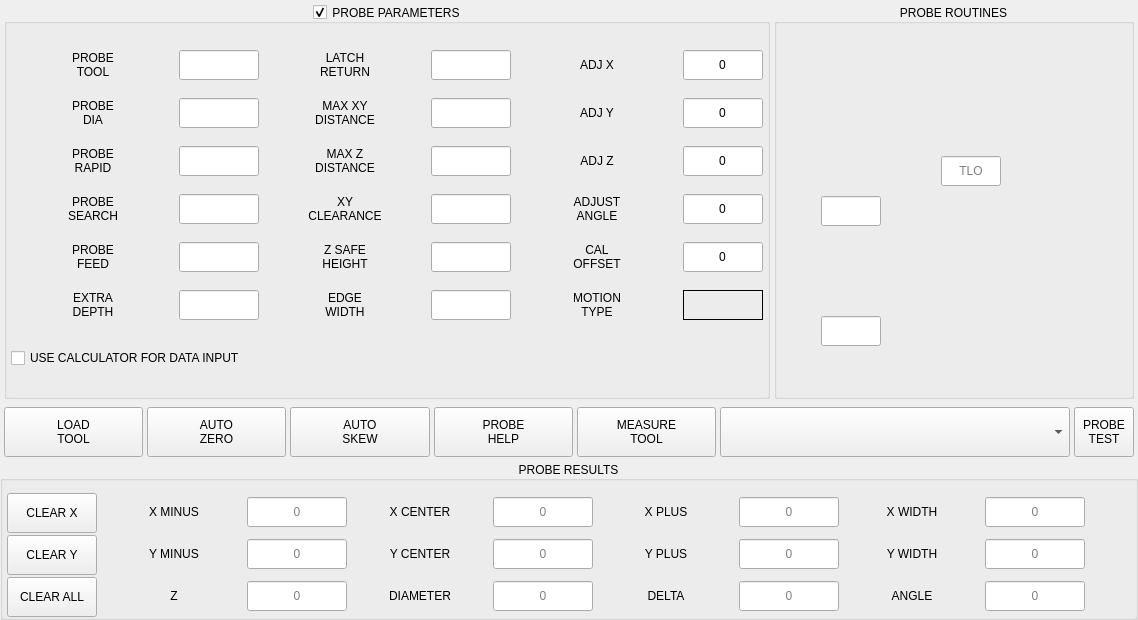
Above: lib/basic_probe.ui from persei802/QtDragon_hd before the change. Below: the same form after it.
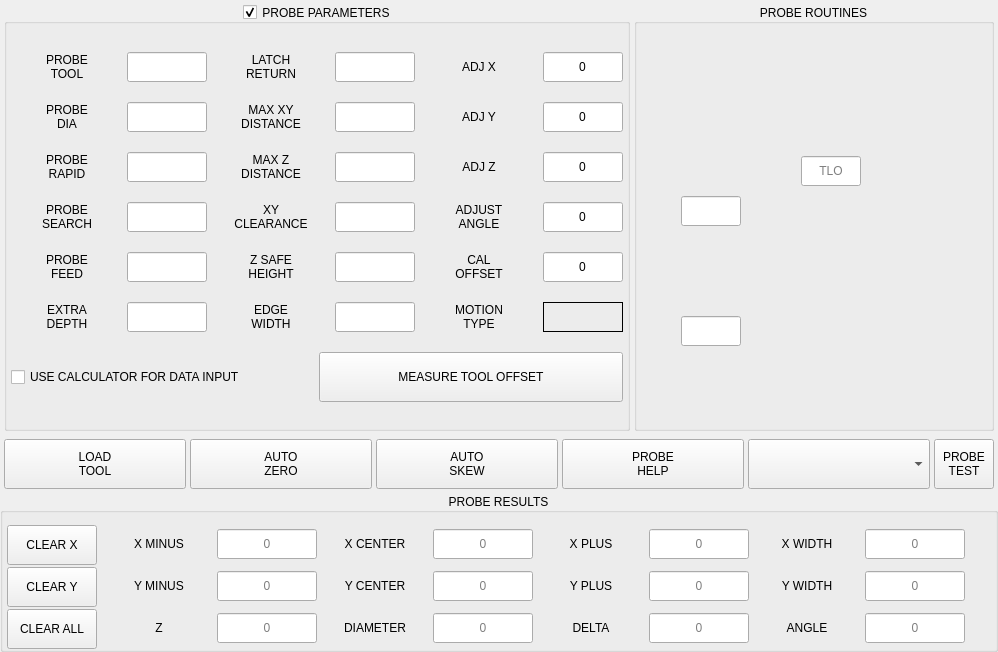
That is the form after the change. Icons and pictures are not drawn. Custom widgets are drawn as their Qt base class.

Commit message: added ability to select arbitrary tool as reference tool for measuring tool offsets

```diff
--- a/lib/basic_probe.ui
+++ b/lib/basic_probe.ui
@@ -6,8 +6,8 @@
    <rect>
     <x>0</x>
     <y>0</y>
-    <width>1138</width>
-    <height>620</height>
+    <width>998</width>
+    <height>652</height>
    </rect>
   </property>
   <property name="sizePolicy">
@@ -1184,6 +1184,8 @@
          </layout>
         </item>
         <item>
+         <layout class="QHBoxLayout" name="horizontalLayout_13">
+          <item>
          <widget class="QCheckBox" name="chk_use_calculator">
           <property name="sizePolicy">
            <sizepolicy hsizetype="Preferred" vsizetype="Preferred">
@@ -1208,6 +1210,36 @@
           </property>
          </widget>
         </item>
+          <item>
+           <widget class="QPushButton" name="btn_measure_tool">
+            <property name="sizePolicy">
+             <sizepolicy hsizetype="Preferred" vsizetype="Preferred">
+              <horstretch>0</horstretch>
+              <verstretch>0</verstretch>
+             </sizepolicy>
+            </property>
+            <property name="minimumSize">
+             <size>
+              <width>0</width>
+              <height>50</height>
+             </size>
+            </property>
+            <property name="maximumSize">
+             <size>
+              <width>16777215</width>
+              <height>50</height>
+             </size>
+            </property>
+            <property name="toolTip">
+             <string>Press to select tool to measure</string>
+            </property>
+            <property name="text">
+             <string>MEASURE TOOL OFFSET</string>
+            </property>
+           </widget>
+          </item>
+         </layout>
+        </item>
        </layout>
       </widget>
      </item>
@@ -4161,32 +4193,6 @@
        </property>
       </widget>
      </item>
-     <item>
-      <widget class="QPushButton" name="btn_measure_tool">
-       <property name="sizePolicy">
-        <sizepolicy hsizetype="Preferred" vsizetype="Preferred">
-         <horstretch>0</horstretch>
-         <verstretch>0</verstretch>
-        </sizepolicy>
-       </property>
-       <property name="minimumSize">
-        <size>
-         <width>120</width>
-         <height>50</height>
-        </size>
-       </property>
-       <property name="maximumSize">
-        <size>
-         <width>16777215</width>
-         <height>50</height>
-        </size>
-       </property>
-       <property name="text">
-        <string>MEASURE
-TOOL</string>
-       </property>
-      </widget>
-     </item>
      <item>
       <widget class="QComboBox" name="cmb_probe_select">
        <property name="sizePolicy">
@@ -4197,13 +4203,13 @@
        </property>
        <property name="minimumSize">
         <size>
-         <width>350</width>
+         <width>0</width>
          <height>50</height>
         </size>
        </property>
        <property name="maximumSize">
         <size>
-         <width>350</width>
+         <width>16777215</width>
          <height>50</height>
         </size>
        </property>
```
Left out of the diff: 8 changed lines with no effect on the pictures. Lines whose indentation alone changed are shown as unchanged. The commit also changes 2 other files.
